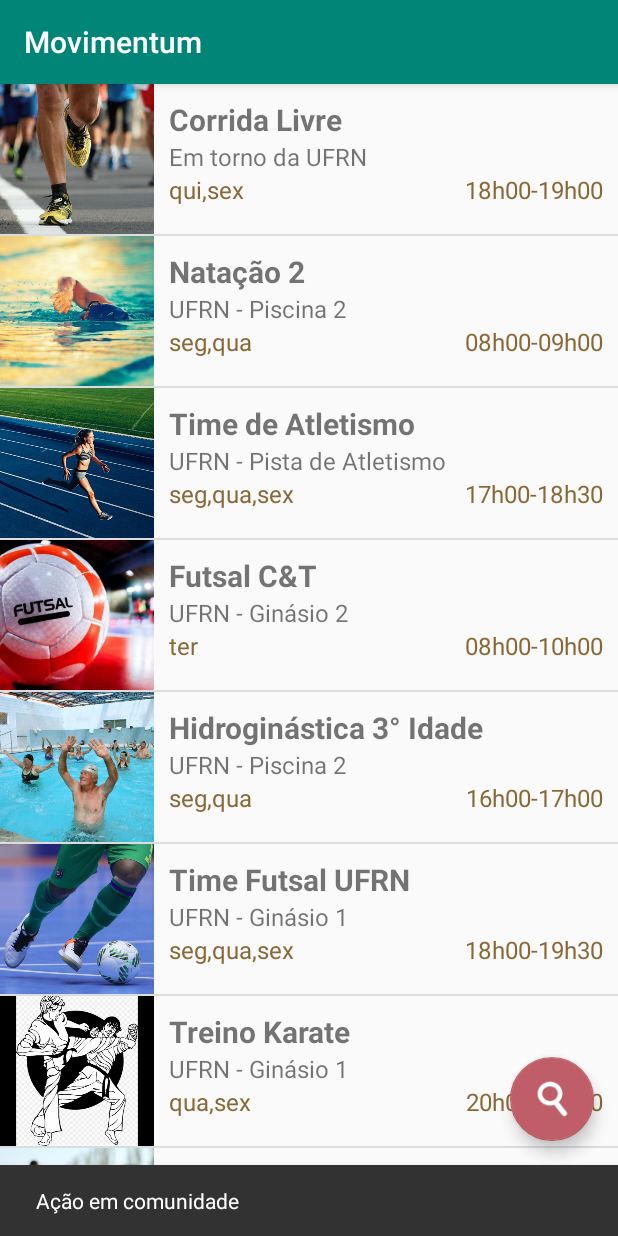
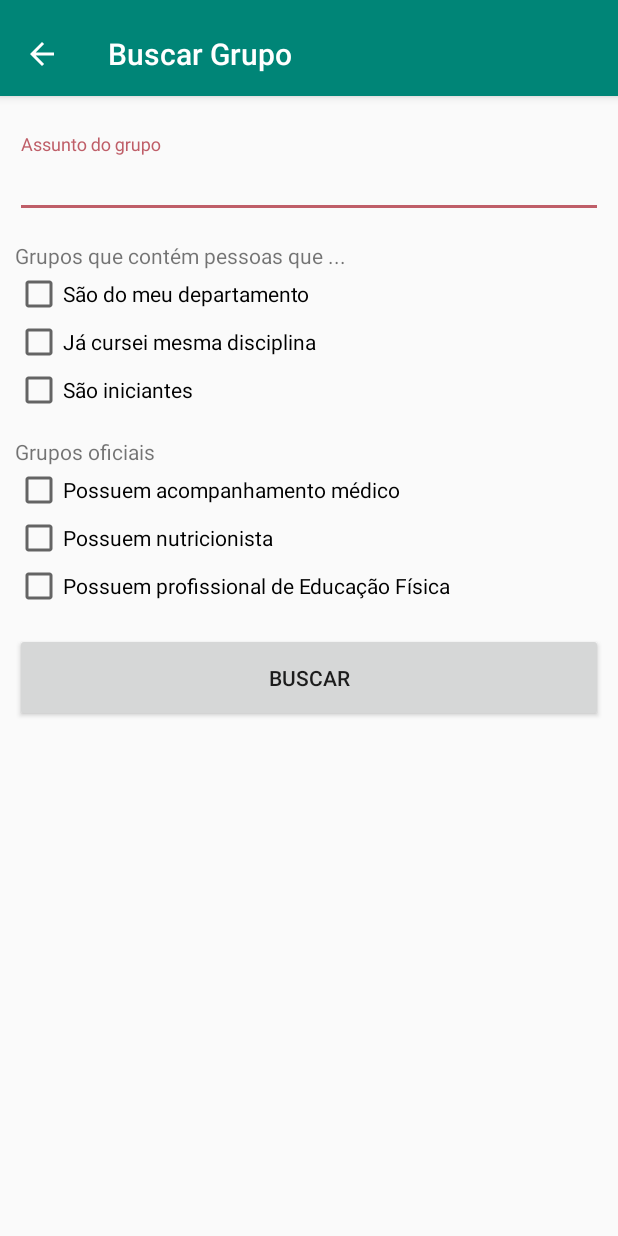
Before and after one commit to Barbalho12/movimentum, an Android app: the fragment CommunityFragment shown on its own in the app's theme, after a tap on an icon or button, on a phone screen of 412 x 824 dp. Run offline under Robolectric (Android 15) with nearby library versions, the phone set to English and light mode, and no system bars; 2 other taps on this screen came first.

Commit message:
Implements Search screen for Group and News

```diff
--- a/app/src/main/java/br/ufrn/movimentum/CadastrarActivity.java
+++ b/app/src/main/java/br/ufrn/movimentum/CadastrarActivity.java
@@ -97,7 +97,7 @@
         // Creating adapter for spinner
         ArrayAdapter<String> dataAdapter = new ArrayAdapter<String>(this, android.R.layout.simple_spinner_item, categories);
 
-        // Drop down layout style - list view with radio button
+        // Drop down activity_search_news style - list view with radio button
         dataAdapter.setDropDownViewResource(android.R.layout.simple_spinner_dropdown_item);
 
         // attaching data adapter to spinner
--- a/app/src/main/java/br/ufrn/movimentum/InicialAllActivity.java
+++ b/app/src/main/java/br/ufrn/movimentum/InicialAllActivity.java
@@ -25,6 +25,7 @@
 
 import br.ufrn.movimentum.fragments.CommunityFragment;
 import br.ufrn.movimentum.fragments.InitFragment;
+import br.ufrn.movimentum.fragments.NewsFragment;
 import br.ufrn.movimentum.model.UserManager;
 
 import static android.content.ContentValues.TAG;
--- /dev/null
+++ b/app/src/main/java/br/ufrn/movimentum/SearchGroupActivity.java
@@ -0,0 +1,65 @@
+package br.ufrn.movimentum;
+
+import android.support.design.widget.Snackbar;
+import android.support.v7.app.AppCompatActivity;
+import android.os.Bundle;
+import android.support.v7.widget.Toolbar;
+import android.view.View;
+import android.widget.Button;
+import android.widget.CheckBox;
+import android.widget.EditText;
+
+public class SearchGroupActivity extends AppCompatActivity {
+
+    private EditText et_search_group;
+    private CheckBox cb_search_op1_group;
+    private CheckBox cb_search_op2_group;
+    private CheckBox cb_search_op3_group;
+    private CheckBox cb_search_op4_group;
+    private CheckBox cb_search_op5_group;
+    private CheckBox cb_search_op6_group;
+    private Button bt_search_group;
+
+    @Override
+    protected void onCreate(Bundle savedInstanceState) {
+        super.onCreate(savedInstanceState);
+        setContentView(R.layout.activity_search_group);
+
+        initToolbar();
+        initViewWidgets();
+//        setValuesDefault();
+
+        bt_search_group.setOnClickListener(new View.OnClickListener() {
+            @Override
+            public void onClick(View view) {
+                Snackbar.make(view, "Não implementado", Snackbar.LENGTH_LONG)
+                        .setAction("Action", null).show();
+            }
+        });
+    }
+
+    private void initViewWidgets() {
+        et_search_group = findViewById(R.id.et_search_group);
+        cb_search_op1_group = findViewById(R.id.cb_search_op1_group);
+        cb_search_op2_group = findViewById(R.id.cb_search_op2_group);
+        cb_search_op3_group = findViewById(R.id.cb_search_op3_group);
+        cb_search_op4_group = findViewById(R.id.cb_search_op4_group);
+        cb_search_op5_group = findViewById(R.id.cb_search_op5_group);
+        cb_search_op6_group = findViewById(R.id.cb_search_op6_group);
+        bt_search_group = findViewById(R.id.bt_search_group);
+    }
+
+    private void initToolbar() {
+        Toolbar toolbar = findViewById(R.id.toolbar_search_group);
+        setSupportActionBar(toolbar);
+        getSupportActionBar().setDisplayHomeAsUpEnabled(true);
+        getSupportActionBar().setDisplayShowHomeEnabled(true);
+        getSupportActionBar().setTitle("Buscar Grupo");
+        toolbar.setNavigationOnClickListener(new View.OnClickListener() {
+            @Override
+            public void onClick(View v) {
+                finish();
+            }
+        });
+    }
+}
--- a/app/src/main/res/layout/activity_all.xml
+++ b/app/src/main/res/layout/activity_all.xml
@@ -19,7 +19,7 @@
         <!--android:layout_height="match_parent"-->
         <!--android:layout_gravity="start"-->
         <!--android:fitsSystemWindows="true"-->
-        <!--app:headerLayout="@layout/nav_header_main"-->
+        <!--app:headerLayout="@activity_search_news/nav_header_main"-->
         <!--app:menu="@menu/activity_main_drawer" >-->
         <!---->
 
@@ -53,7 +53,7 @@
             <!--android:orientation="vertical"-->
             <!--android:layout_weight="1">-->
 
-            <!--<include layout="@layout/nav_header_main" />-->
+            <!--<include activity_search_news="@activity_search_news/nav_header_main" />-->
 
             <!--<ListView-->
                 <!--android:id="@+id/lst_menu_items"-->
--- /dev/null
+++ b/app/src/main/res/layout/activity_search_group.xml
@@ -0,0 +1,122 @@
+<?xml version="1.0" encoding="utf-8"?>
+<ScrollView xmlns:android="http://schemas.android.com/apk/res/android"
+    xmlns:app="http://schemas.android.com/apk/res-auto"
+    xmlns:tools="http://schemas.android.com/tools"
+    android:layout_width="match_parent"
+    android:layout_height="match_parent"
+    tools:context=".SearchGroupActivity">
+
+    <LinearLayout
+        android:layout_width="match_parent"
+        android:layout_height="match_parent"
+        android:orientation="vertical">
+
+        <android.support.design.widget.AppBarLayout
+            android:id="@+id/appbar_search_group"
+            android:layout_width="match_parent"
+            android:layout_height="wrap_content"
+            android:paddingTop="@dimen/appbar_padding_top"
+            android:theme="@style/AppTheme.AppBarOverlay">
+
+            <android.support.v7.widget.Toolbar
+                android:id="@+id/toolbar_search_group"
+                android:layout_width="match_parent"
+                android:layout_height="?attr/actionBarSize"
+                android:background="?attr/colorPrimary"
+                app:layout_scrollFlags="scroll|enterAlways"
+                app:popupTheme="@style/AppTheme.PopupOverlay">
+
+            </android.support.v7.widget.Toolbar>
+
+        </android.support.design.widget.AppBarLayout>
+
+        <LinearLayout
+            android:layout_width="match_parent"
+            android:layout_height="wrap_content"
+            android:orientation="vertical"
+            android:padding="10dp">
+
+
+            <android.support.design.widget.TextInputLayout
+                android:layout_width="match_parent"
+                android:layout_height="wrap_content"
+                android:layout_marginTop="@dimen/margin_form">
+
+                <EditText
+                    android:id="@+id/et_search_group"
+                    android:layout_width="match_parent"
+                    android:layout_height="wrap_content"
+                    android:hint="Assunto do grupo"
+                    android:imeOptions="actionDone"
+                    android:maxLines="1"
+                    android:singleLine="true"
+                    tools:ignore="InvalidImeActionId" />
+
+            </android.support.design.widget.TextInputLayout>
+
+            <LinearLayout
+                android:layout_width="match_parent"
+                android:layout_height="wrap_content"
+                android:orientation="vertical"
+                android:gravity="left"
+                android:layout_marginTop="@dimen/margin_form">
+
+                <TextView
+                    android:layout_width="match_parent"
+                    android:layout_height="wrap_content"
+                    android:text="Grupos que contém pessoas que ..."/>
+
+                <CheckBox
+                    android:id="@+id/cb_search_op1_group"
+                    android:text="São do meu departamento"
+                    android:layout_width="wrap_content"
+                    android:layout_height="wrap_content" />
+
+                <CheckBox
+                    android:id="@+id/cb_search_op2_group"
+                    android:text="Já cursei mesma disciplina"
+                    android:layout_width="wrap_content"
+                    android:layout_height="wrap_content" />
+
+                <CheckBox
+                    android:id="@+id/cb_search_op3_group"
+                    android:text="São iniciantes"
+                    android:layout_width="wrap_content"
+                    android:layout_height="wrap_content" />
+
+                <TextView
+                    android:layout_width="match_parent"
+                    android:layout_height="wrap_content"
+                    android:text="Grupos oficiais"
+                    android:layout_marginTop="@dimen/margin_form"/>
+
+                <CheckBox
+                    android:id="@+id/cb_search_op4_group"
+                    android:text="Possuem acompanhamento médico"
+                    android:layout_width="wrap_content"
+                    android:layout_height="wrap_content" />
+                <CheckBox
+                    android:id="@+id/cb_search_op5_group"
+                    android:text="Possuem nutricionista"
+                    android:layout_width="wrap_content"
+                    android:layout_height="wrap_content" />
+                <CheckBox
+                    android:id="@+id/cb_search_op6_group"
+                    android:text="Possuem profissional de Educação Física"
+                    android:layout_width="wrap_content"
+                    android:layout_height="wrap_content" />
+
+            </LinearLayout>
+
+            <Button
+                android:id="@+id/bt_search_group"
+                android:layout_width="match_parent"
+                android:layout_height="wrap_content"
+                android:text="Buscar"
+                android:padding="20dp"
+                android:layout_marginTop="@dimen/margin_form"/>
+
+        </LinearLayout>
+    </LinearLayout>
+
+</ScrollView>
--- a/app/src/main/res/values/strings.xml
+++ b/app/src/main/res/values/strings.xml
@@ -42,5 +42,6 @@
         <item>New Zealand</item>
         <item>India</item>
     </string-array>
+    <string name="title_activity_main2">Main2Activity</string>
 
 </resources>
```
Also changed, not shown: app/src/main/AndroidManifest.xml (+8 -2 lines), app/src/main/java/br/ufrn/movimentum/NewGroupActivity.java (+13 -0 lines), app/src/main/java/br/ufrn/movimentum/SearchNewsActivity.java (added, +64 -0 lines), app/src/main/java/br/ufrn/movimentum/ViewGroupActivity.java (+8 -1 lines), app/src/main/java/br/ufrn/movimentum/fragments/CommunityFragment.java (+17 -12 lines), app/src/main/java/br/ufrn/movimentum/fragments/InitFragment.java (+17 -13 lines), app/src/main/java/br/ufrn/movimentum/fragments/NewsFragment.java (renamed from app/src/main/java/br/ufrn/movimentum/NewsFragment.java, +26 -16 lines), app/src/main/res/layout/activity_search_news.xml (added, +112 -0 lines).
